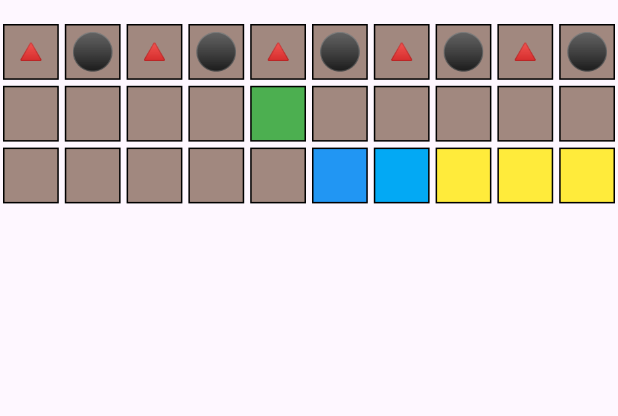
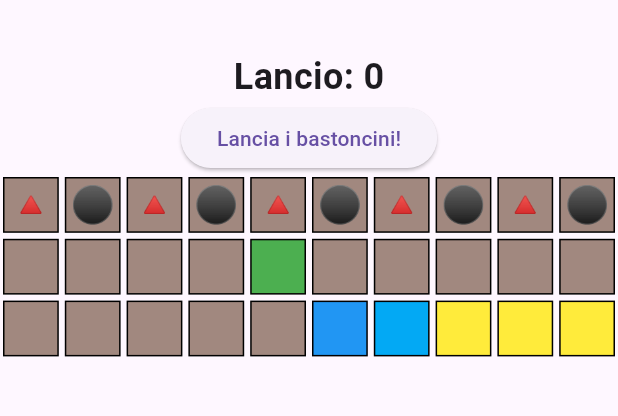
Before and after one commit to BlackWolf00/Senet-Game, a Flutter app: the screen it shows after launch, on a phone screen of 412 x 824 dp, the part 63-479 px from its top. Run offline on Flutter 3.47's test engine with Material 3 defaults, Android fonts, the phone set to English and light mode, and no system bars.

Commit message:
Added the four throw-sticks

```diff
--- a/lib/main.dart
+++ b/lib/main.dart
@@ -1,4 +1,5 @@
 import 'package:flutter/material.dart';
+import 'dart:math';
 
 void main() {
   runApp(SenetGame());
@@ -10,13 +11,11 @@ class SenetGame extends StatefulWidget {
 }
 
 class _SenetGameState extends State<SenetGame> {
-  // Mappa della plancia con pedine alternate (spools e cones)
   Map<int, String> board = {
     0: 'cone', 1: 'spool', 2: 'cone', 3: 'spool', 4: 'cone',
     5: 'spool', 6: 'cone', 7: 'spool', 8: 'cone', 9: 'spool',
   };
 
-  // Mappa delle caselle speciali
   Map<int, String> specialTiles = {
     14: 'house_of_life',
     25: 'house_of_happiness',
@@ -26,12 +25,36 @@ class _SenetGameState extends State<SenetGame> {
     29: 'exit',
   };
 
+  int diceRoll = 0;
+
+  void rollDice() {
+    int count = 0;
+    Random random = Random();
+    for (int i = 0; i < 4; i++) {
+      if (random.nextBool()) count++;
+    }
+    setState(() {
+      diceRoll = (count == 0) ? 5 : count;
+    });
+  }
+
   @override
   Widget build(BuildContext context) {
     return MaterialApp(
       home: Scaffold(
         appBar: AppBar(title: Text('Senet Game')),
-        body: Center(
+        body: Column(
+          children: [
+            SizedBox(height: 20),
+            Text(
+              'Lancio: $diceRoll',
+              style: TextStyle(fontSize: 24, fontWeight: FontWeight.bold),
+            ),
+            ElevatedButton(
+              onPressed: rollDice,
+              child: Text('Lancia i bastoncini!'),
+            ),
+            Expanded(
               child: GridView.builder(
                 gridDelegate: SliverGridDelegateWithFixedCrossAxisCount(
                   crossAxisCount: 10,
@@ -75,6 +98,8 @@ class _SenetGameState extends State<SenetGame> {
                 },
               ),
             ),
+          ],
+        ),
       ),
     );
   }
```
Lines whose indentation alone changed are shown as unchanged.
